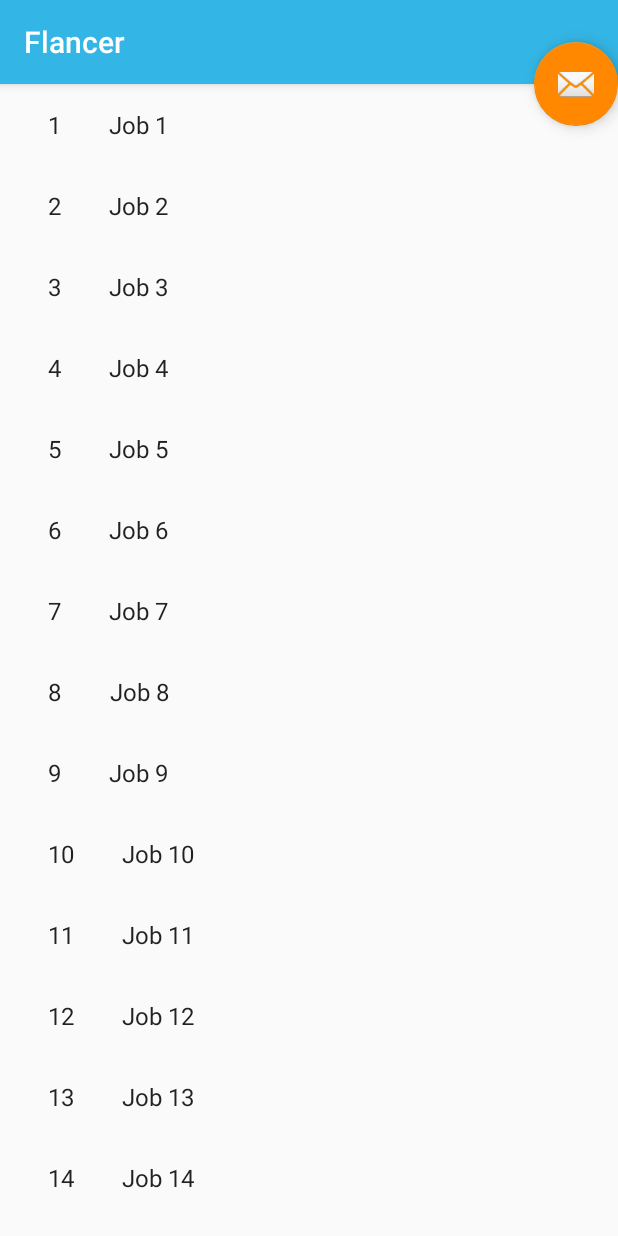
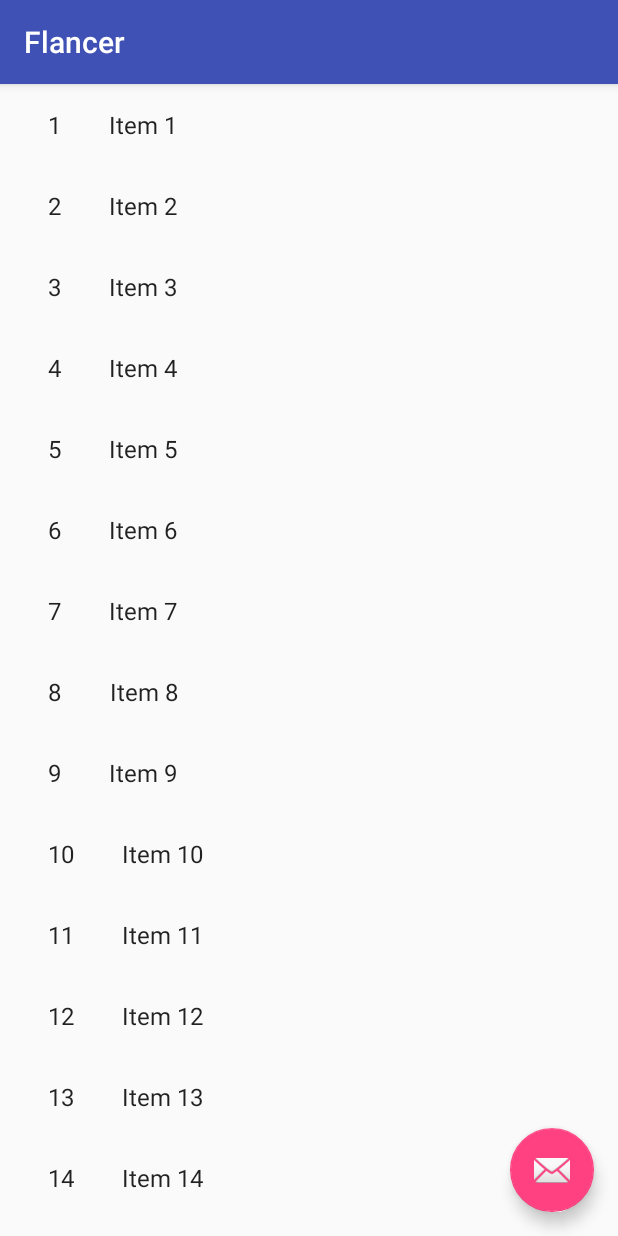
Before and after one commit to Studio384/Flancer, an Android app: the screen it shows after launch (JobListActivity), on a phone screen of 412 x 824 dp. Run offline under Robolectric (Android 15) with nearby library versions, the phone set to English and light mode, and no system bars.

Commit message:
Minor code cleanup, get the project working again

```diff
--- a/app/src/main/java/com/flancer/flancer/dummy/DummyContent.java
+++ b/app/src/main/java/com/flancer/flancer/dummy/DummyContent.java
@@ -38,14 +38,14 @@ public class DummyContent {
     }
 
     private static DummyItem createDummyItem(int position) {
-        return new DummyItem(String.valueOf(position), "Job " + position, makeDetails(position));
+        return new DummyItem(String.valueOf(position), "Item " + position, makeDetails(position));
     }
 
     private static String makeDetails(int position) {
         StringBuilder builder = new StringBuilder();
-        builder.append("Job details: ").append(position);
+        builder.append("Details about Item: ").append(position);
         for (int i = 0; i < position; i++) {
-            builder.append("\nInfo about the freelance job here.");
+            builder.append("\nMore details information here.");
         }
         return builder.toString();
     }
--- a/app/src/main/res/layout/activity_job_list.xml
+++ b/app/src/main/res/layout/activity_job_list.xml
@@ -34,10 +34,8 @@
         android:id="@+id/fab"
         android:layout_width="wrap_content"
         android:layout_height="wrap_content"
-        android:layout_gravity="center_vertical|left"
-        app:backgroundTint="@color/colorAccent"
-        app:layout_anchor="@+id/frameLayout"
-        app:layout_anchorGravity="top|right"
+        android:layout_gravity="bottom|end"
+        android:layout_margin="@dimen/fab_margin"
         app:srcCompat="@android:drawable/ic_dialog_email" />
 
 
--- a/app/src/main/res/values/colors.xml
+++ b/app/src/main/res/values/colors.xml
@@ -1,6 +1,6 @@
 <?xml version="1.0" encoding="utf-8"?>
 <resources>
-    <color name="colorPrimary">#33b5e5</color>
-    <color name="colorPrimaryDark">#0099cc</color>
-    <color name="colorAccent">#ff8800</color>
+    <color name="colorPrimary">#3F51B5</color>
+    <color name="colorPrimaryDark">#303F9F</color>
+    <color name="colorAccent">#FF4081</color>
 </resources>
```
Also changed, not shown: app/src/main/res/layout/activity_job_detail.xml (added, +53 -0 lines), gradle/wrapper/gradle-wrapper.properties.
